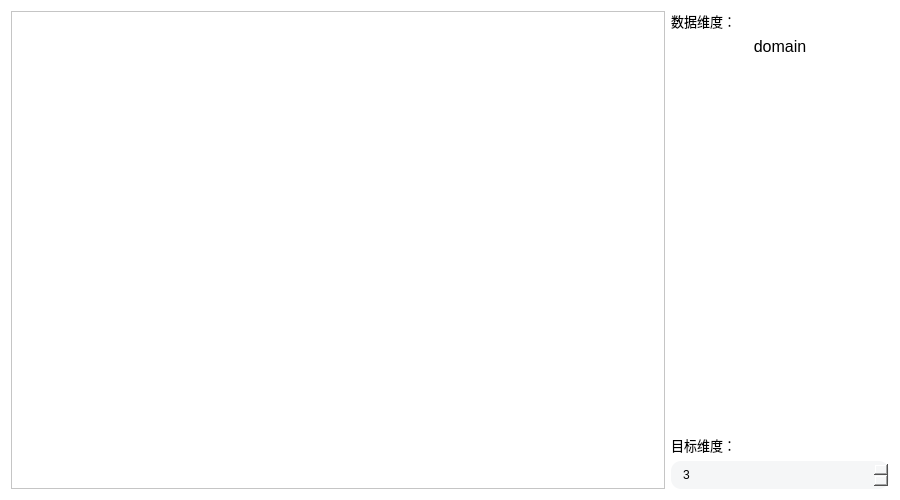
This is visual-clinic/pcadialog.ui in gtxzsxxk/visual-clinic as Qt 5 draws it before an edit. The edited form follows.
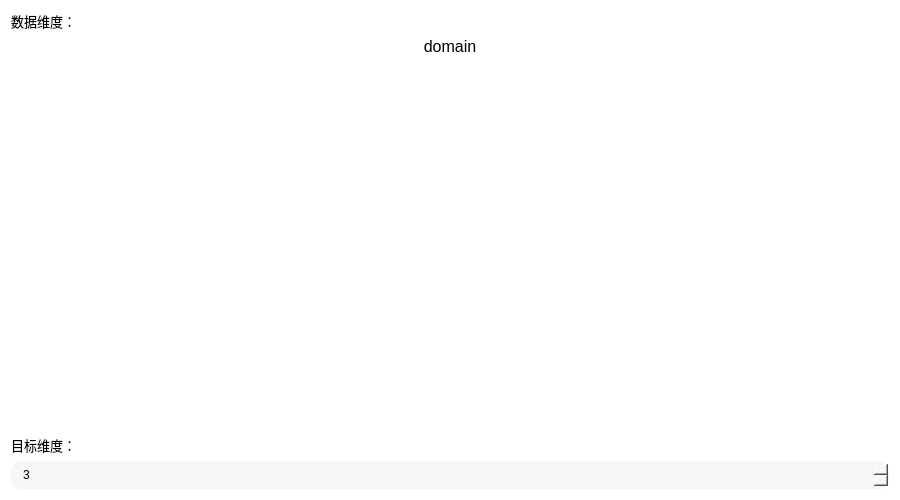
This is the edited form.

```diff
--- a/visual-clinic/pcadialog.ui
+++ b/visual-clinic/pcadialog.ui
@@ -473,10 +473,7 @@
   <property name="windowTitle">
    <string>主成分分析</string>
   </property>
-  <layout class="QHBoxLayout" name="horizontalLayout" stretch="3,1">
-   <item>
-    <widget class="QGraphicsView" name="graphicsView"/>
-   </item>
+  <layout class="QHBoxLayout" name="horizontalLayout" stretch="1">
    <item>
     <layout class="QVBoxLayout" name="verticalLayout">
      <item>
```
